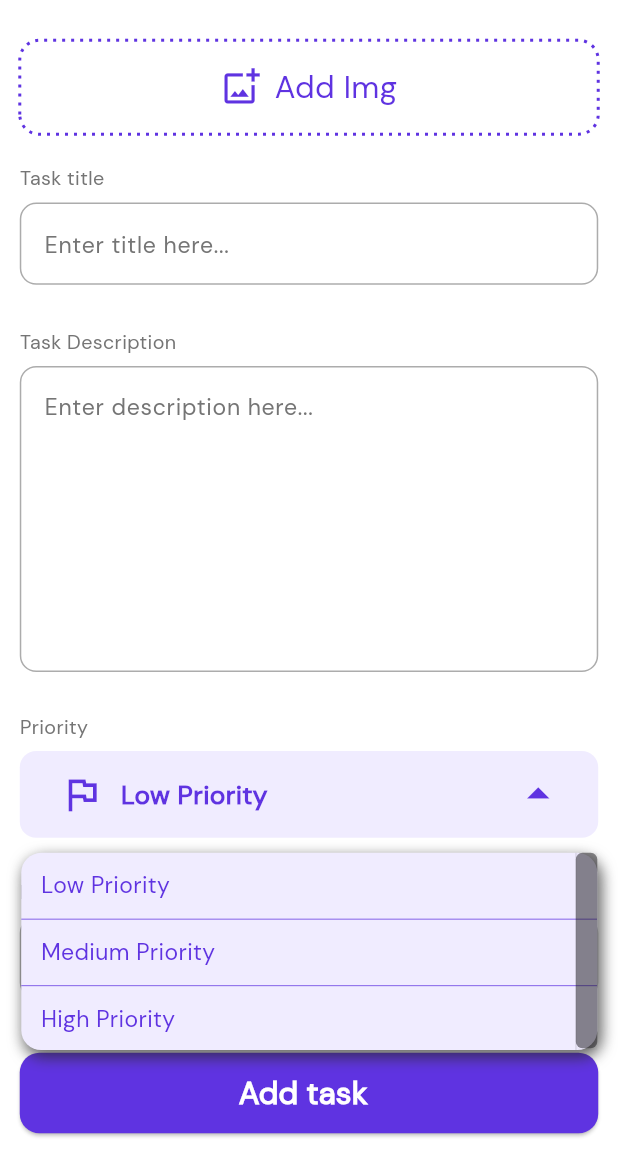
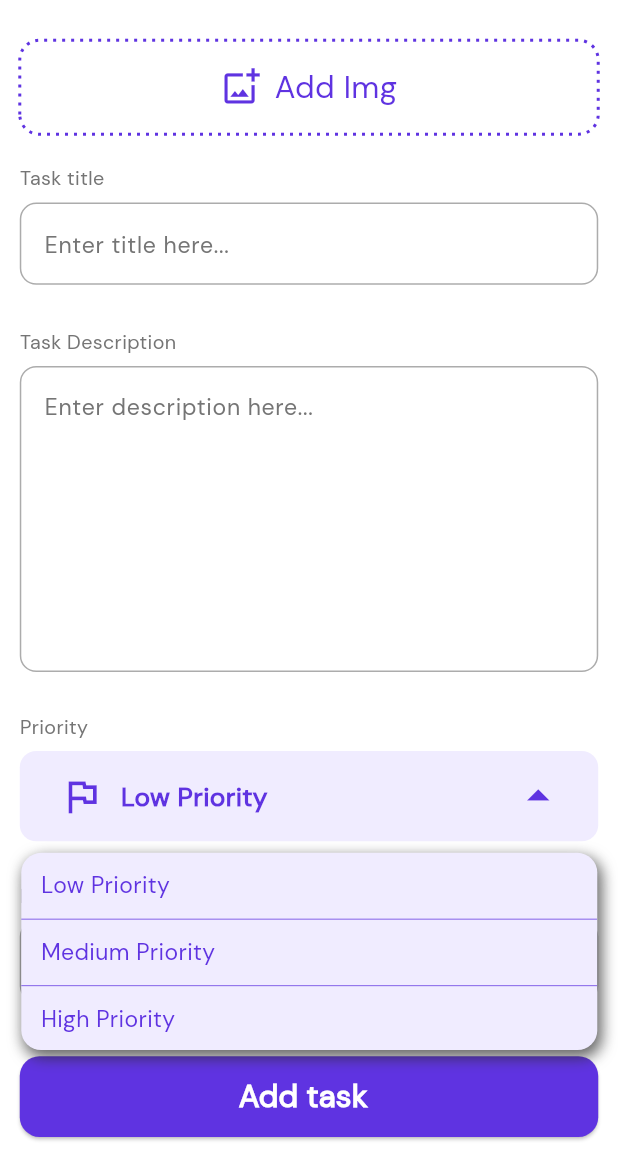
Before and after one commit to amrEsma3il/tasky, a Flutter app: the AddTask screen opened by its route, after a tap on an icon or button, on a phone screen of 412 x 824 dp, the part 64-1236 px from its top. Run offline on Flutter 3.47's test engine with Material 3 defaults, Android fonts, the phone set to English and light mode, and no system bars; our stand-ins replace dio, equatable, flutter_bloc, flutter_screenutil, fluttertoast, freezed_annotation and 8 more; missing offline and left inert: flutter_barcode_scanner, phone_form_field; accounts and stored records are empty.

Commit message:
fix flexable issue of cardinfo component in register and add/update task screens

```diff
--- a/lib/src/features/auth/view/widgets/register/experience_level_component.dart
+++ b/lib/src/features/auth/view/widgets/register/experience_level_component.dart
@@ -35,8 +35,7 @@ class ExperienceLevelComponent extends StatelessWidget {
               state.isOpen ? Icons.expand_less : Icons.expand_more,
               color: Colors.black54,
               size: 36,
-            ),
-          ),
+            ),),
         );
       },
     );
--- a/lib/src/features/auth/view/widgets/register/experience_level_menu.dart
+++ b/lib/src/features/auth/view/widgets/register/experience_level_menu.dart
@@ -53,7 +53,7 @@ class ExperienceLevelMenu extends StatelessWidget {
                                   ]),
                               child: Scrollbar(
                                 thickness: 7.w,
-                                   thumbVisibility: true,
+                                  //  thumbVisibility: true,
                                    trackVisibility: true,
                                 child: SingleChildScrollView(
                                   child: Column(
--- a/lib/src/features/onboarding/view/widgets/onboarding_image_component.dart
+++ b/lib/src/features/onboarding/view/widgets/onboarding_image_component.dart
@@ -14,7 +14,7 @@ class OnboardingImageComponent extends StatelessWidget {
       AppImages.onboardingBg,
       fit: BoxFit.cover,
       width: Get.width,
-      height: 438.h,
+       height:Get.height>842?438.h :560.h,
     );
   }
 }
--- a/lib/src/features/task/view/screens/add_update_task.dart
+++ b/lib/src/features/task/view/screens/add_update_task.dart
@@ -54,7 +54,7 @@ class AddTask extends StatelessWidget {
                       const SizedBox(height: 20),
                       TaskInputFields(task: task),
                       const SizedBox(height: 16),
-                      const TaskPrioritySelector(),
+                      const Flexible(child: TaskPrioritySelector()),
                       const SizedBox(height: 16),
                       const TaskDueDateField(),
                       const SizedBox(height: 25),
--- a/lib/src/features/task/view/widgets/add_task/task_priority_menu.dart
+++ b/lib/src/features/task/view/widgets/add_task/task_priority_menu.dart
@@ -42,7 +42,7 @@ class TaskPriorityMenu extends StatelessWidget {
                     child: Scrollbar(
                                                          trackVisibility: true,
 
-                      thumbVisibility: true, // Always show the scrollbar
+                      // thumbVisibility: true, // Always show the scrollbar
                       radius: Radius.circular(4.r), // Customize the radius
                       thickness: 13.w, // Customize the width of the scrollbar
                       child: SingleChildScrollView(
--- a/lib/src/features/task/view/widgets/card_component.dart
+++ b/lib/src/features/task/view/widgets/card_component.dart
@@ -23,12 +23,11 @@ class CardInfoComponent extends StatelessWidget {
       key:gestureKey ,
       onTap: onTap,
 
-      child: Expanded(
       child: Container(
         margin: EdgeInsets.only(bottom: 10.h),
         padding: EdgeInsets.fromLTRB(isBordered? 18.w:24.w, 10.h,isBordered? 24.w:20.w, 10.h),
         width: Get.width,
-          // height: 55.h,
+        height: 55.h,
         decoration: BoxDecoration(border:isBordered? Border.all(color: AppColor.gray.withOpacity(.4),width: 1):null,
             color:bg?? AppColor.softMovee, borderRadius: BorderRadius.circular(10.r)),
         child: Row(
@@ -37,7 +36,6 @@ class CardInfoComponent extends StatelessWidget {
           children: [widget,iconWidget],
         ),
       ),
-      ),
     );
   }
 }
```
Also changed, not shown: lib/src/features/auth/view/widgets/register/register_form_fields.dart (+7 -2 lines), lib/src/features/task/view/widgets/task_details/task_info.dart (+9 -3 lines). Lines whose indentation alone changed are shown as unchanged.
